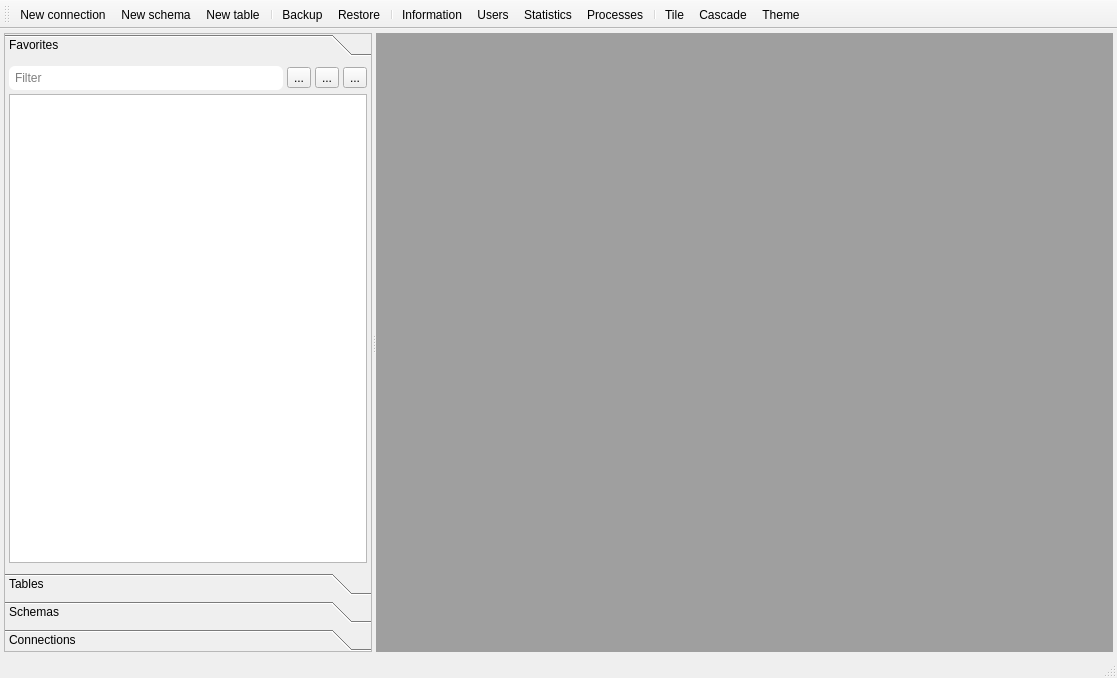
Old version of the form src/mainwindow.ui in the repository GS-Giuliano/SequelFast.
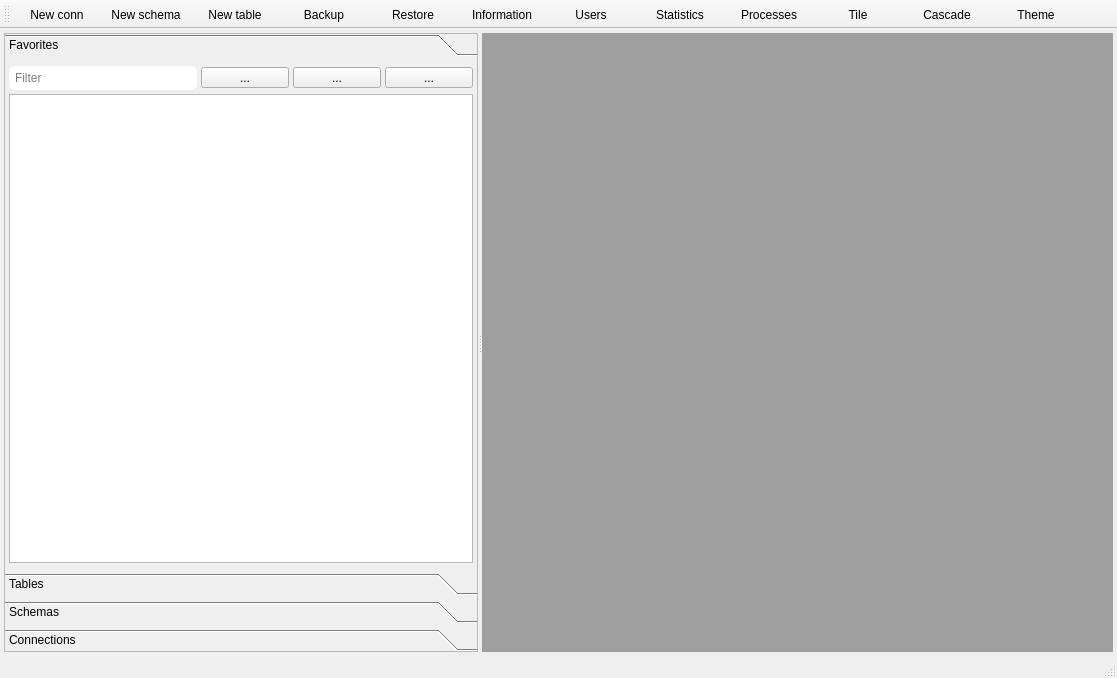
New version of the form. Icons and pictures are not drawn.

```diff
--- a/src/mainwindow.ui
+++ b/src/mainwindow.ui
@@ -13,6 +13,9 @@
   <property name="windowTitle">
    <string>SequelFast</string>
   </property>
+  <property name="styleSheet">
+   <string notr="true">QToolButton { width: 80px }</string>
+  </property>
   <widget class="QWidget" name="centralwidget">
    <layout class="QHBoxLayout" name="horizontalLayout_10">
     <property name="spacing">
@@ -71,8 +74,8 @@
          <rect>
           <x>0</x>
           <y>0</y>
-          <width>218</width>
-          <height>437</height>
+          <width>335</width>
+          <height>424</height>
          </rect>
         </property>
         <attribute name="icon">
@@ -855,15 +858,12 @@
    <addaction name="actionNew_connection"/>
    <addaction name="actionNew_schema"/>
    <addaction name="actionNew_table"/>
-   <addaction name="separator"/>
    <addaction name="actionBackup"/>
    <addaction name="actionRestore"/>
-   <addaction name="separator"/>
    <addaction name="actionInformation"/>
    <addaction name="actionUsers"/>
    <addaction name="actionStatistics"/>
    <addaction name="actionProcesses"/>
-   <addaction name="separator"/>
    <addaction name="actionTile"/>
    <addaction name="actionCascade"/>
    <addaction name="actionTheme"/>
@@ -874,7 +874,7 @@
      <normaloff>:/icons/resources/cloud connection.svg</normaloff>:/icons/resources/cloud connection.svg</iconset>
    </property>
    <property name="text">
-    <string>New connection</string>
+    <string>New conn</string>
    </property>
   </action>
   <action name="actionNew_schema">
```
Left out of the diff: 14 changed lines with no effect on the pictures.
